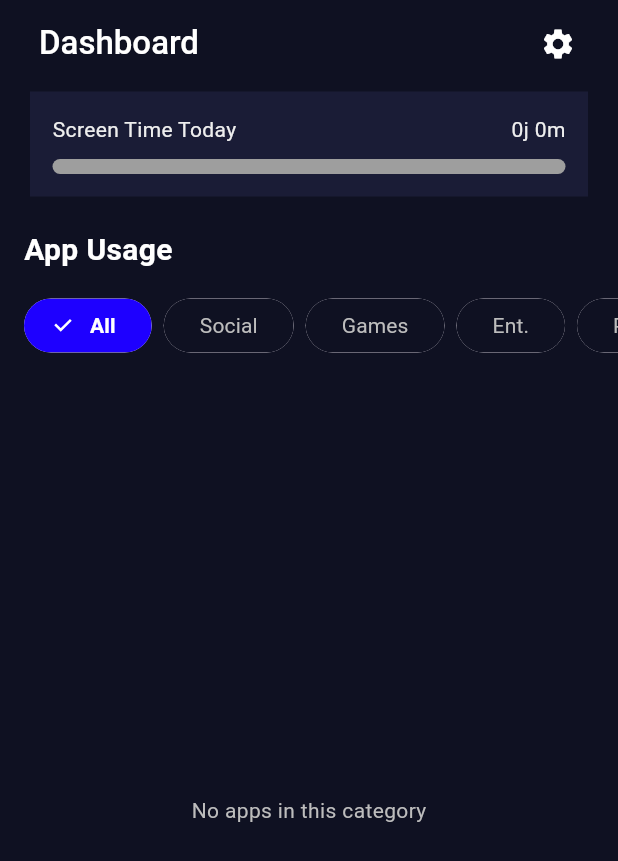
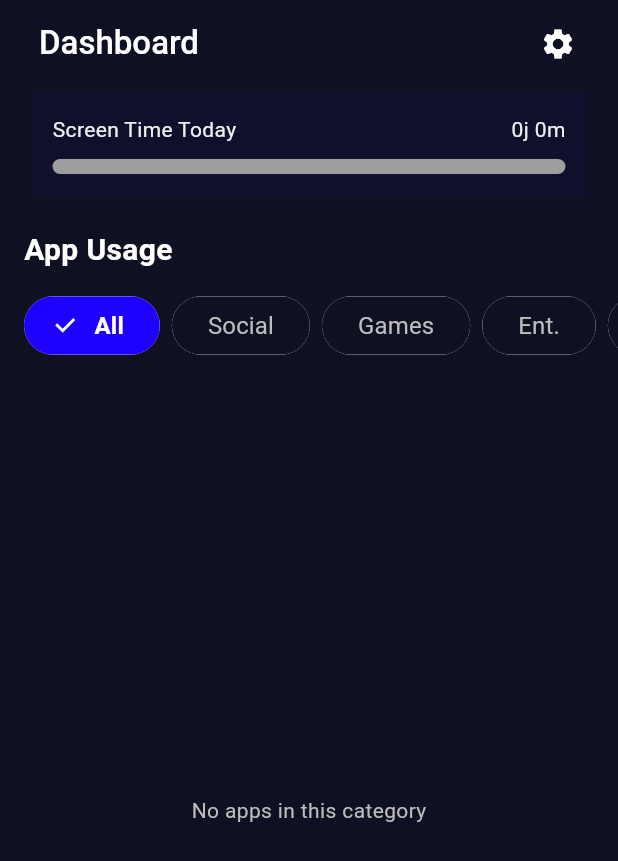
Before and after one commit to achmichael/UAS-Mobile, a Flutter app: the Dashboard screen opened by its route, on a phone screen of 412 x 824 dp. Shown: the top 861 px of the screen. Run offline on Flutter 3.47's test engine with Material 3 defaults, Android fonts, the light colour scheme and no system bars; our stand-ins replace flutter_secure_storage, flutter_svg; missing offline and left inert: app_usage, art_sweetalert_new, installed_apps, screen_time; accounts and stored records are empty.

Commit message:
refactor (components): Clean up category determination logic and improve text formatting in ListItem refactor (constant): Update navyTone color definition for consistency

```diff
--- a/lib/core/constants/app_colors.dart
+++ b/lib/core/constants/app_colors.dart
@@ -11,5 +11,5 @@
   static const Color fillText = Color(0xFF6E6E6E);
   static const Color bgFill = Color(0xFF1C1C28);
   static const Color darkNavy = Color(0xFF0F1122);
-  static const Color navyTone = Color(0xFF1A1C36);
+  static const Color navyTone = Color.fromARGB(255, 15, 17, 44);
 }
```
Also changed, not shown: lib/components/list_item.dart (+6 -12 lines).
